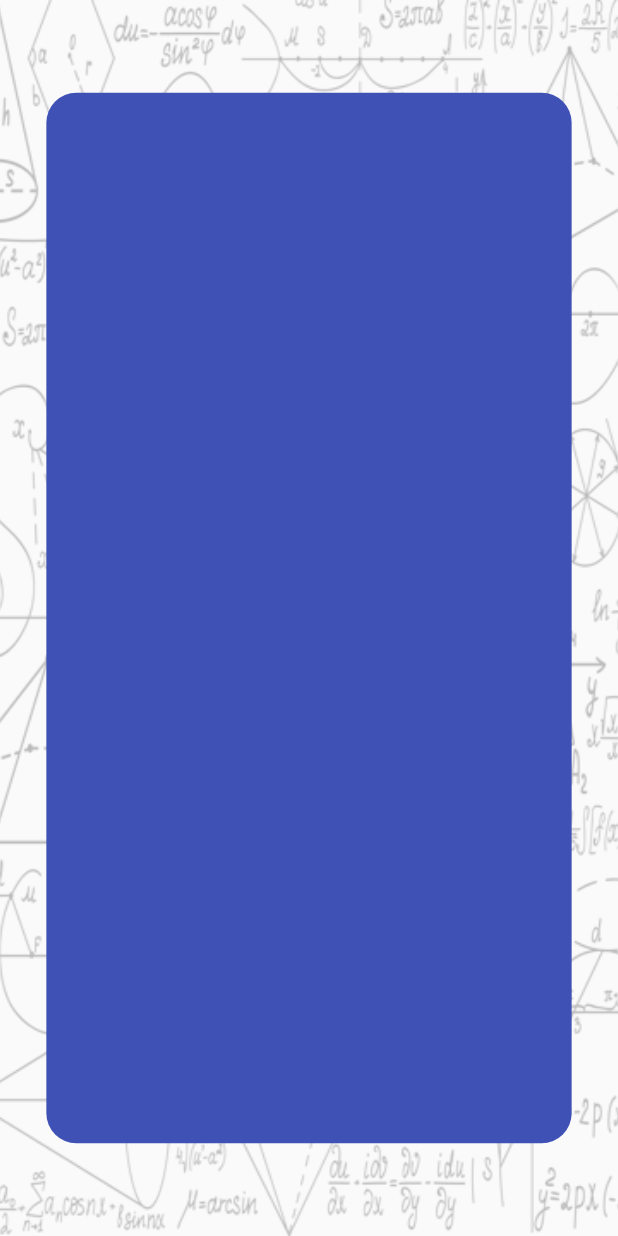
After one commit to rinaldyes007/math_materi, a Flutter app: the KIKDPage screen opened directly, on a phone screen of 412 x 824 dp. The commit adds this screen. Run offline on Flutter 3.47's test engine with Material 2 defaults, Android fonts, the phone set to English and light mode, and no system bars; our stand-ins replace html_unescape, shared_preferences; accounts and stored records are empty.

Commit message:
kikd tinggal isi

```diff
--- a/lib/dashboard.dart
+++ b/lib/dashboard.dart
@@ -3,6 +3,7 @@ import 'package:math_materi/evaluasi.dart';
 import 'package:math_materi/profile.dart';
 import 'package:shared_preferences/shared_preferences.dart';
 
+import 'kikd.dart';
 import 'latihann.dart';
 import 'materi.dart';
 
@@ -107,7 +108,7 @@ class _DashboardPageState extends State<DashboardPage> {
               Row(
                 mainAxisAlignment: MainAxisAlignment.spaceAround,
                 children: [
-                  menuKotak('assets/KI:KD.png', 'KI/KD', context, MateriPage()),
+                  menuKotak('assets/KI:KD.png', 'KI/KD', context, KIKDPage()),
                   menuKotak('assets/info.png', 'About', context, EvaluasiPage())
                 ],
               ),
--- /dev/null
+++ b/lib/kikd.dart
@@ -0,0 +1,34 @@
+import 'package:flutter/material.dart';
+
+class KIKDPage extends StatelessWidget {
+  @override
+  Widget build(BuildContext context) {
+    return Scaffold(
+      body: Stack(
+        children: [
+          Container(
+            height: MediaQuery.of(context).size.height * 1,
+            width: MediaQuery.of(context).size.width * 1,
+            child: Image.asset(
+              'assets/backgro.png',
+              fit: BoxFit.cover,
+            ),
+          ),
+          Center(
+            child: Container(
+              height: MediaQuery.of(context).size.height * 0.85,
+              width: MediaQuery.of(context).size.width * 0.85,
+              decoration: BoxDecoration(
+                borderRadius: BorderRadius.circular(20),
+                color: Colors.indigo,
+              ),
+              child: Column(
+                children: [],
+              ),
+            ),
+          ),
+        ],
+      ),
+    );
+  }
+}
```
